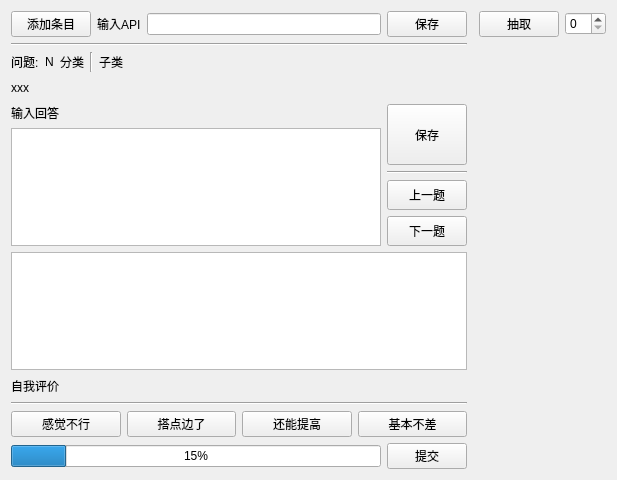
SUPCAT131/KnowledgeSelf-test, file ui/widget.ui: the form before one commit.
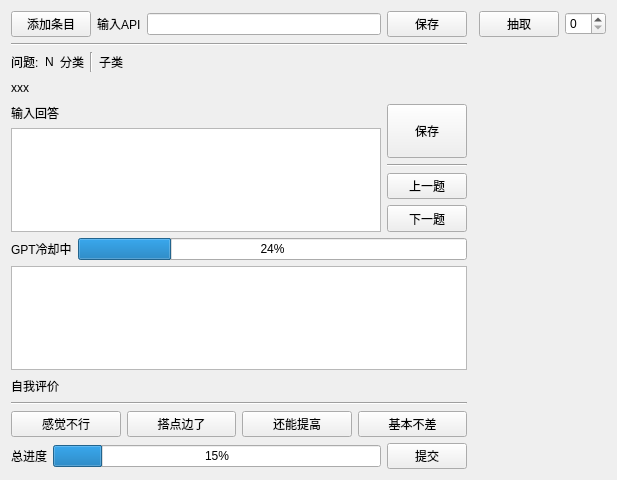
The form after the commit.

```diff
--- a/ui/widget.ui
+++ b/ui/widget.ui
@@ -211,6 +211,24 @@
        </item>
       </layout>
      </item>
+     <item>
+      <layout class="QHBoxLayout" name="horizontalLayout_10">
+       <item>
+        <widget class="QLabel" name="label_5">
+         <property name="text">
+          <string>GPT冷却中</string>
+         </property>
+        </widget>
+       </item>
+       <item>
+        <widget class="QProgressBar" name="progressBar_time">
+         <property name="value">
+          <number>24</number>
+         </property>
+        </widget>
+       </item>
+      </layout>
+     </item>
      <item>
       <widget class="QTextBrowser" name="textBrowser"/>
      </item>
@@ -305,6 +323,13 @@
        </item>
        <item>
         <layout class="QHBoxLayout" name="horizontalLayout">
+         <item>
+          <widget class="QLabel" name="label_6">
+           <property name="text">
+            <string>总进度</string>
+           </property>
+          </widget>
+         </item>
          <item>
           <widget class="QProgressBar" name="progressBar">
            <property name="value">
```
